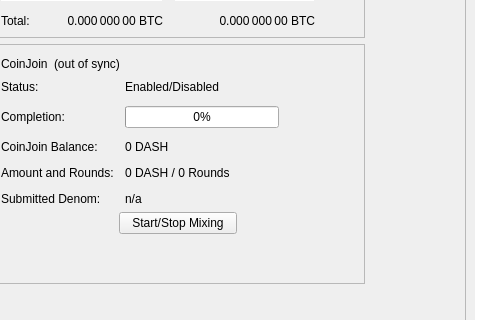
Qt form src/qt/forms/overviewpage.ui (diabasecoin/diabase) before a commit; both pictures show x 114 to 594 and y 178 to 498 of the 960 by 585 pixel window.
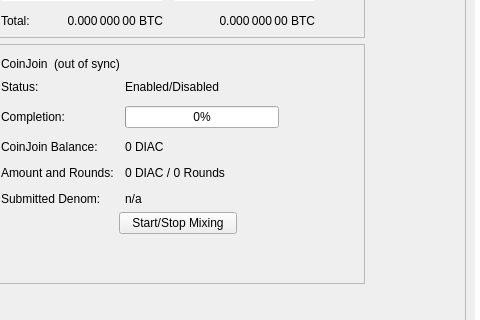
The same form after that commit.

Commit message: DIAC params

Patch:
```diff
--- a/src/qt/forms/overviewpage.ui
+++ b/src/qt/forms/overviewpage.ui
@@ -455,7 +455,7 @@
             <item row="2" column="1">
              <widget class="QLabel" name="labelAnonymized">
               <property name="text">
-               <string notr="true">0 DASH</string>
+               <string notr="true">0 DIAC</string>
               </property>
              </widget>
             </item>
@@ -469,7 +469,7 @@
             <item row="3" column="1">
              <widget class="QLabel" name="labelAmountRounds">
               <property name="text">
-               <string>0 DASH / 0 Rounds</string>
+               <string>0 DIAC / 0 Rounds</string>
               </property>
              </widget>
             </item>
```
The commit also changes 69 other files.
